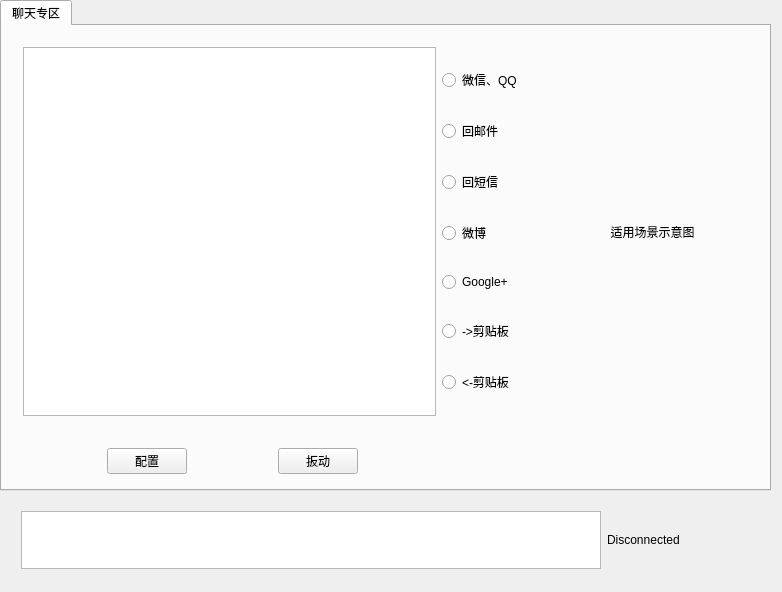
First picture: the form in t1wrenchmainwindow.ui, repository baohaojun/system-config, before the edit.
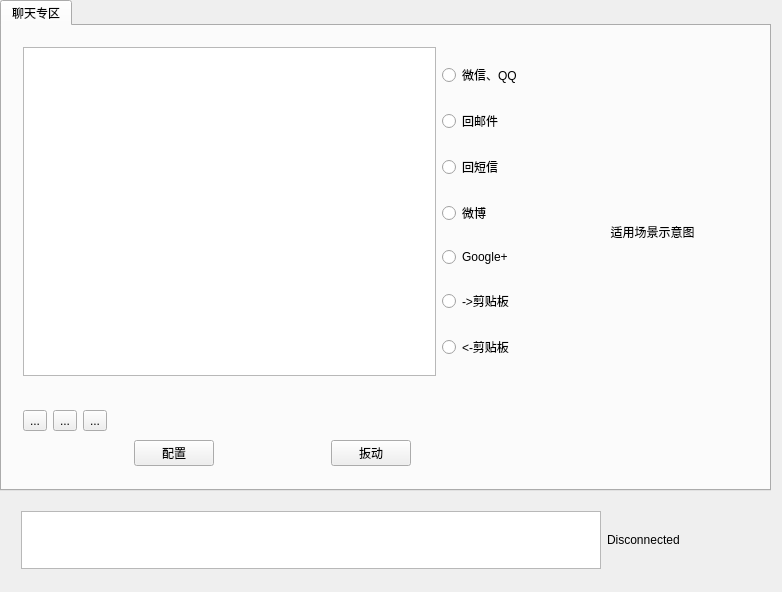
Second picture: the form after the edit. Icons and pictures are not drawn. Custom widgets are drawn as their Qt base class.

```diff
--- a/t1wrenchmainwindow.ui
+++ b/t1wrenchmainwindow.ui
@@ -36,7 +36,7 @@
         <x>10</x>
         <y>10</y>
         <width>521</width>
-        <height>391</height>
+        <height>351</height>
        </rect>
       </property>
       <layout class="QHBoxLayout" name="horizontalLayout_2">
@@ -118,11 +118,51 @@
       <property name="geometry">
        <rect>
         <x>10</x>
-        <y>410</y>
-        <width>441</width>
-        <height>51</height>
+        <y>370</y>
+        <width>521</width>
+        <height>84</height>
        </rect>
       </property>
+      <layout class="QVBoxLayout" name="verticalLayout_2">
+       <item>
+        <layout class="QHBoxLayout" name="horizontalLayout_4">
+         <item>
+          <widget class="QToolButton" name="tbEmoji">
+           <property name="text">
+            <string>...</string>
+           </property>
+          </widget>
+         </item>
+         <item>
+          <widget class="QToolButton" name="tbPicture">
+           <property name="text">
+            <string>...</string>
+           </property>
+          </widget>
+         </item>
+         <item>
+          <widget class="QToolButton" name="tbScreenCapture">
+           <property name="text">
+            <string>...</string>
+           </property>
+          </widget>
+         </item>
+         <item>
+          <spacer name="horizontalSpacer_4">
+           <property name="orientation">
+            <enum>Qt::Horizontal</enum>
+           </property>
+           <property name="sizeHint" stdset="0">
+            <size>
+             <width>40</width>
+             <height>20</height>
+            </size>
+           </property>
+          </spacer>
+         </item>
+        </layout>
+       </item>
+       <item>
       <layout class="QHBoxLayout" name="horizontalLayout_3">
        <item>
         <spacer name="horizontalSpacer_2">
@@ -176,6 +216,8 @@
           </size>
          </property>
         </spacer>
+         </item>
+        </layout>
        </item>
       </layout>
      </widget>
```
Left out of the diff: 5 changed lines with no effect on the pictures. Lines whose indentation alone changed are shown as unchanged.
